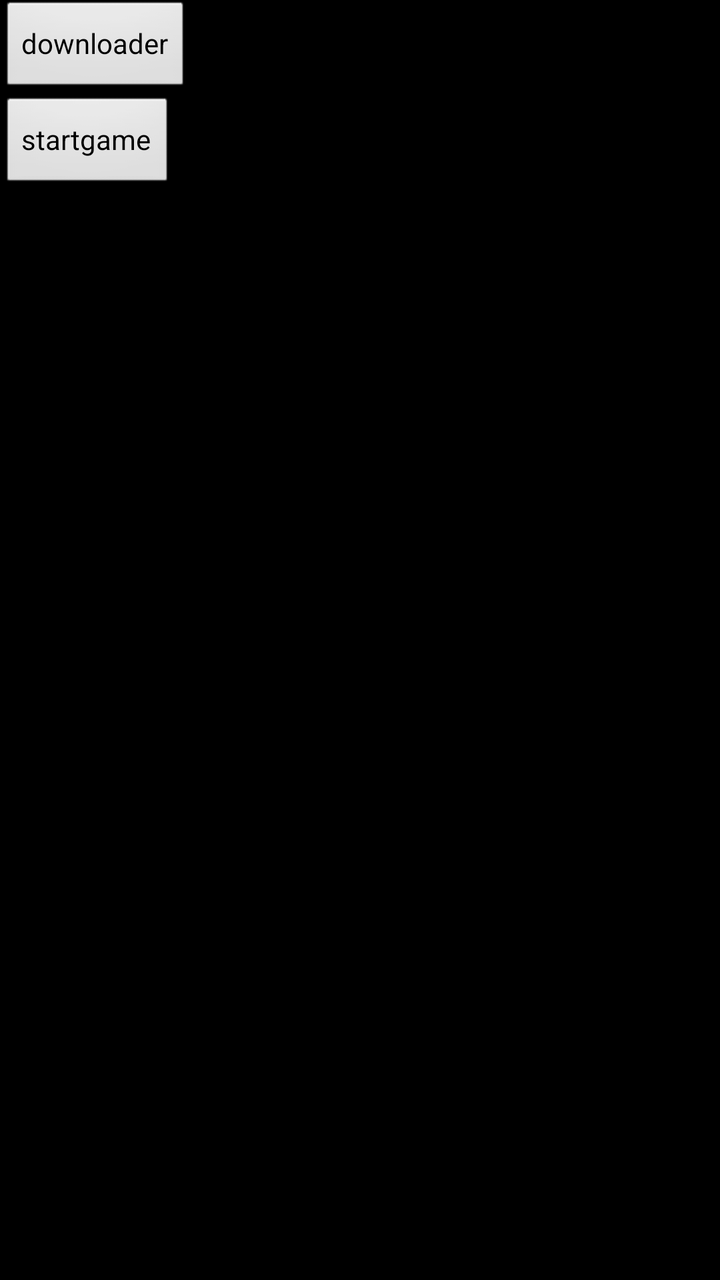
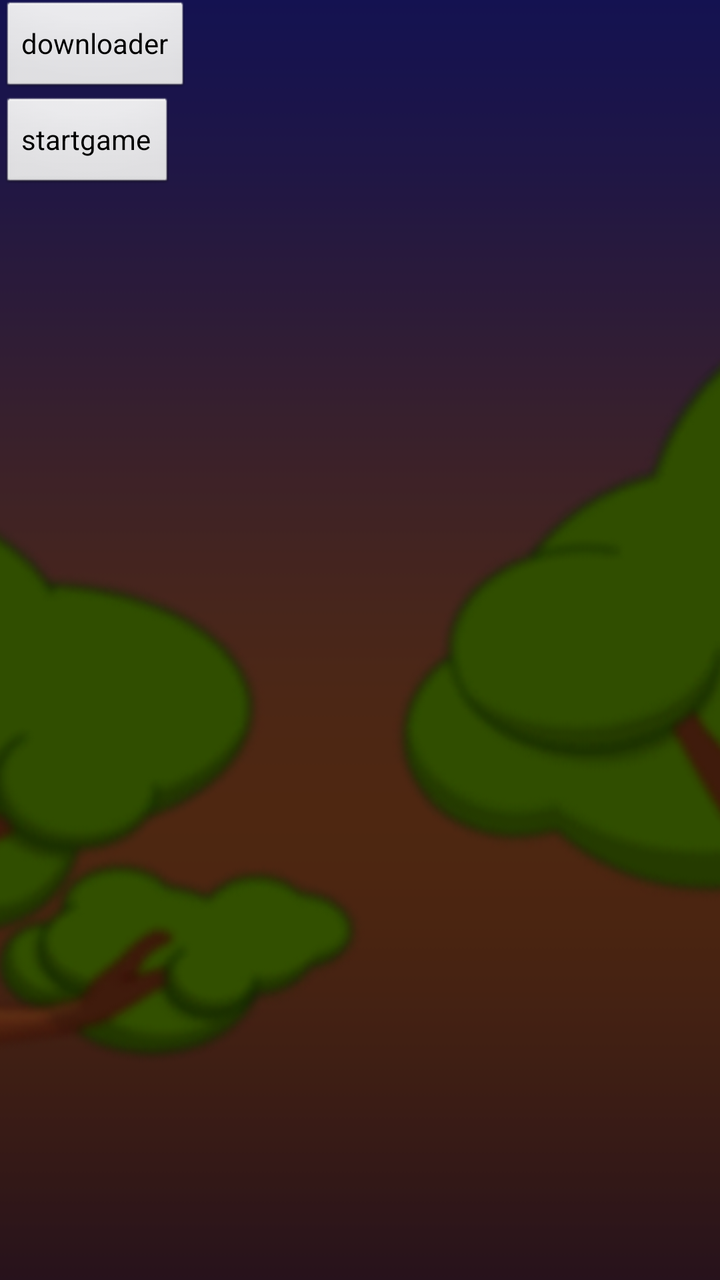

Compare the two renders of this Android layout. The source of the first and the diff that turns it into the second are given below.
<!-- AndroidManifest.xml: activity theme android:Theme.NoTitleBar.Fullscreen -->
<!-- res/layout/main.xml -->
<?xml version="1.0" encoding="utf-8"?>
<LinearLayout xmlns:android="http://schemas.android.com/apk/res/android"
    android:orientation="vertical"
    android:layout_width="fill_parent"
    android:layout_height="fill_parent"
    >    
    <Button
    	android:id="@+id/downloader"
    	android:layout_width="wrap_content"
    	android:layout_height="wrap_content"
    	android:text="downloader"/>
    	
    <Button
    	android:id="@+id/startGame"
    	android:layout_width="wrap_content"
    	android:layout_height="wrap_content"
    	android:text="startgame"/>
    	
</LinearLayout>
<!-- resources referenced by this layout -->
<resources>

</resources>

<!-- the commit's change to res/layout/main.xml (unified diff, before → after) -->
@@ -1,4 +1,9 @@
 <?xml version="1.0" encoding="utf-8"?>
+<FrameLayout
+	xmlns:android="http://schemas.android.com/apk/res/android"
+  	android:layout_width="fill_parent"
+	android:layout_height="fill_parent">
+	<include layout="@layout/background"/>
 <LinearLayout xmlns:android="http://schemas.android.com/apk/res/android"
     android:orientation="vertical"
     android:layout_width="fill_parent"
@@ -17,3 +22,13 @@
     	android:text="startgame"/>
     	
 </LinearLayout>
+</FrameLayout>
+<!-- res/layout/background.xml (included above) -->
+<?xml version="1.0" encoding="utf-8"?>
+<merge xmlns:android="http://schemas.android.com/apk/res/android">
+<ImageView
+	android:layout_width="fill_parent"
+	android:layout_height="fill_parent"
+	android:scaleType="centerCrop"
+	android:src="@drawable/background"/>
+</merge>
<!-- resource entries referenced after the edit -->
@@ -1,5 +1,5 @@
 <!-- resources referenced by this layout -->
 <resources>
-
+  <!-- drawable background: png bitmap (drawable-large-mdpi, 112827 bytes) -->
 </resources>
 
